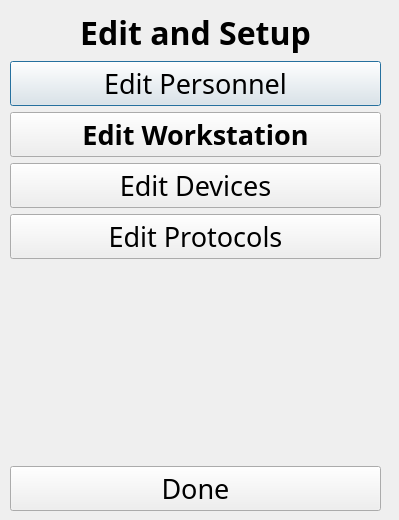
aliciabillings-noaa/CLAMS, file ui/SetupDlg.ui: the form before one commit.
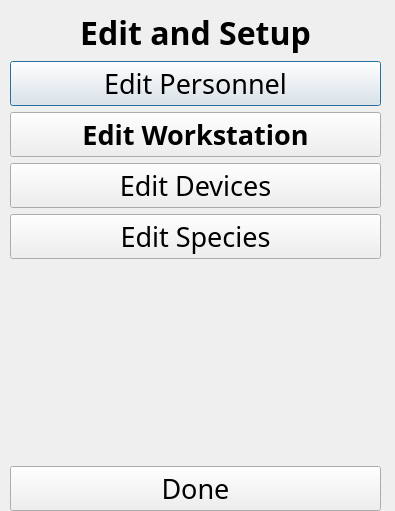
The form after the commit.

Commit message: added edit species dialog in setup

The edit to the form file:
```diff
--- a/ui/SetupDlg.ui
+++ b/ui/SetupDlg.ui
@@ -6,8 +6,8 @@
    <rect>
     <x>0</x>
     <y>0</y>
-    <width>399</width>
-    <height>520</height>
+    <width>395</width>
+    <height>511</height>
    </rect>
   </property>
   <property name="windowTitle">
@@ -93,7 +93,7 @@
        </font>
       </property>
       <property name="text">
-       <string>Edit Protocols</string>
+       <string>Edit Species</string>
       </property>
      </widget>
     </item>
```
Left out of the diff: 2 changed lines with no effect on the pictures. The commit also changes 9 other files.
